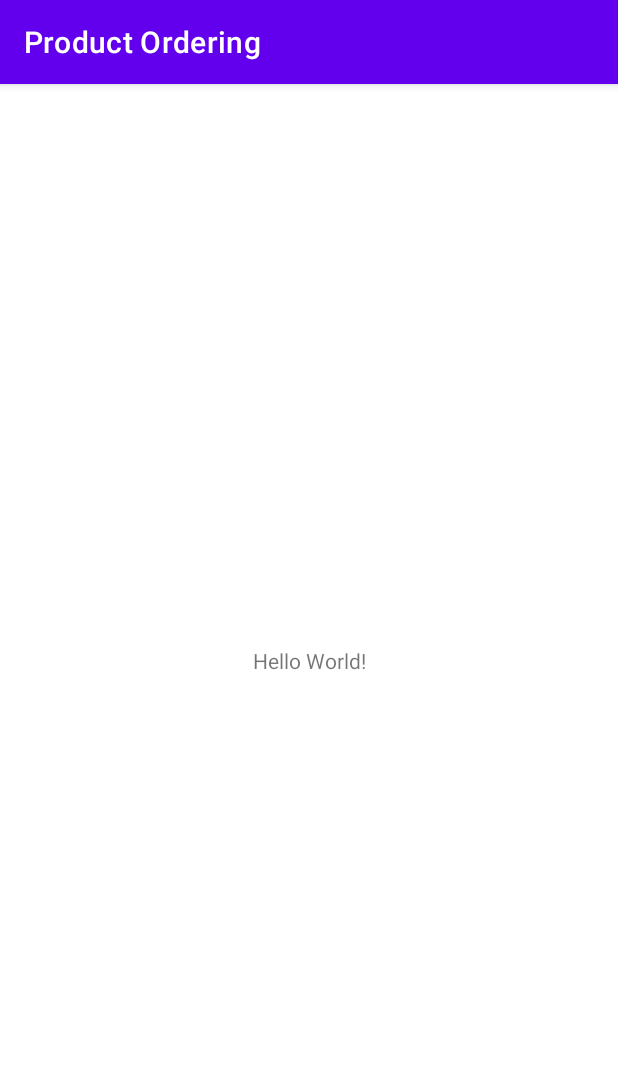
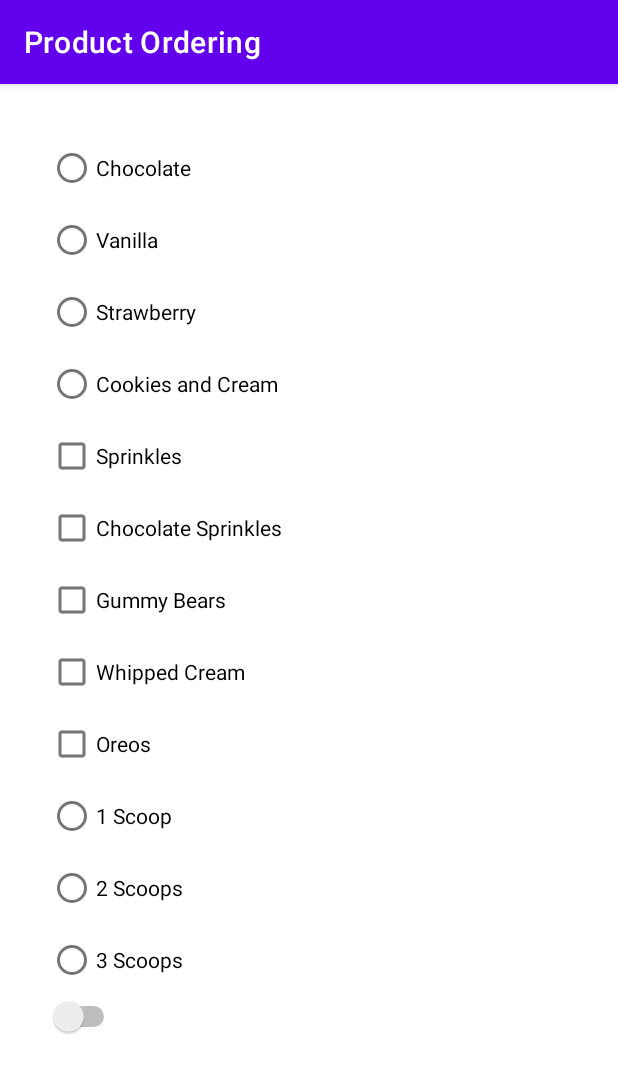
Before and after one commit to Shadowninja957/COMP-3606-Assignment-1, an Android app: the screen it shows after launch (MainActivity before the commit, OrderingActivity after it), on a phone screen of 412 x 824 dp. Shown: the top 1073 px of the screen. Run offline under Robolectric (Android 15) with nearby library versions, the phone set to English and light mode, and no system bars.

Commit message:
Added Ordering Layout

```diff
--- a/app/src/main/AndroidManifest.xml
+++ b/app/src/main/AndroidManifest.xml
@@ -10,7 +10,7 @@
         android:supportsRtl="true"
         android:theme="@style/Theme.ProductOrdering">
         <activity
-            android:name=".MainActivity"
+            android:name=".OrderingActivity"
             android:exported="true">
             <intent-filter>
                 <action android:name="android.intent.action.MAIN" />
--- a/app/src/main/java/com/example/productordering/MainActivity.java
+++ b/app/src/main/java/com/example/productordering/OrderingActivity.java
@@ -4,11 +4,11 @@ import androidx.appcompat.app.AppCompatActivity;
 
 import android.os.Bundle;
 
-public class MainActivity extends AppCompatActivity {
+public class OrderingActivity extends AppCompatActivity {
 
     @Override
     protected void onCreate(Bundle savedInstanceState) {
         super.onCreate(savedInstanceState);
-        setContentView(R.layout.activity_main);
+        setContentView(R.layout.activity_ordering);
     }
 }
--- a/app/src/main/res/layout/activity_main.xml
+++ /dev/null
@@ -1,18 +0,0 @@
-<?xml version="1.0" encoding="utf-8"?>
-<androidx.constraintlayout.widget.ConstraintLayout xmlns:android="http://schemas.android.com/apk/res/android"
-    xmlns:app="http://schemas.android.com/apk/res-auto"
-    xmlns:tools="http://schemas.android.com/tools"
-    android:layout_width="match_parent"
-    android:layout_height="match_parent"
-    tools:context=".MainActivity">
-
-    <TextView
-        android:layout_width="wrap_content"
-        android:layout_height="wrap_content"
-        android:text="Hello World!"
-        app:layout_constraintBottom_toBottomOf="parent"
-        app:layout_constraintLeft_toLeftOf="parent"
-        app:layout_constraintRight_toRightOf="parent"
-        app:layout_constraintTop_toTopOf="parent" />
-
-</androidx.constraintlayout.widget.ConstraintLayout>
--- /dev/null
+++ b/app/src/main/res/layout/activity_ordering.xml
@@ -0,0 +1,122 @@
+<?xml version="1.0" encoding="utf-8"?>
+<FrameLayout
+    xmlns:android="http://schemas.android.com/apk/res/android"
+    xmlns:app="http://schemas.android.com/apk/res-auto"
+    xmlns:tools="http://schemas.android.com/tools"
+    android:layout_width="match_parent"
+    android:layout_height="match_parent"
+    android:padding="16dp"
+    tools:context=".OrderingActivity" >
+
+    <ImageView
+        android:layout_width="wrap_content"
+        android:layout_height="wrap_content" />
+
+    <LinearLayout
+        android:layout_width="match_parent"
+        android:layout_height="match_parent"
+        android:orientation="vertical"
+        android:padding="16dp">
+
+        <RadioGroup
+            android:id="@+id/radio_group_flavours"
+            android:layout_width="match_parent"
+            android:layout_height="wrap_content"
+            android:orientation="vertical" >
+
+            <RadioButton
+                android:id="@+id/radio_chocolate"
+                android:layout_width="wrap_content"
+                android:layout_height="wrap_content"
+                android:text="@string/chocolate" />
+
+            <RadioButton
+                android:id="@+id/radio_vanilla"
+                android:layout_width="wrap_content"
+                android:layout_height="wrap_content"
+                android:text="@string/vanilla" />
+
+            <RadioButton
+                android:id="@+id/radio_strawberry"
+                android:layout_width="wrap_content"
+                android:layout_height="wrap_content"
+                android:text="@string/strawberry" />
+
+            <RadioButton
+                android:id="@+id/radio_cookies_cream"
+                android:layout_width="wrap_content"
+                android:layout_height="wrap_content"
+                android:text="@string/cookies_cream" />
+
+        </RadioGroup>
+
+        <CheckBox
+            android:id="@+id/toppings_sprinkles"
+            android:layout_width="wrap_content"
+            android:layout_height="wrap_content"
+            android:text="@string/sprinkles" />
+
+        <CheckBox
+            android:id="@+id/toppings_chocolate_sprinkles"
+            android:layout_width="wrap_content"
+            android:layout_height="wrap_content"
+            android:text="@string/chocolate_sprinkles" />
+
+        <CheckBox
+            android:id="@+id/toppings_gummy_bears"
+            android:layout_width="wrap_content"
+            android:layout_height="wrap_content"
+            android:text="@string/gummy_bears" />
+
+        <CheckBox
+            android:id="@+id/toppings_whipped_cream"
+            android:layout_width="wrap_content"
+            android:layout_height="wrap_content"
+            android:text="@string/whipped_cream" />
+
+        <CheckBox
+            android:id="@+id/toppings_oreos"
+            android:layout_width="wrap_content"
+            android:layout_height="wrap_content"
+            android:text="@string/oreos" />
+
+        <RadioGroup
+            android:id="@+id/radio_group_scoops"
+            android:layout_width="wrap_content"
+            android:layout_height="wrap_content"
+            android:orientation="vertical" >
+
+            <RadioButton
+                android:id="@+id/scoop1"
+                android:layout_width="wrap_content"
+                android:layout_height="wrap_content"
+                android:text="@string/one_scoop" />
+
+            <RadioButton
+                android:id="@+id/scoop2"
+                android:layout_width="wrap_content"
+                android:layout_height="wrap_content"
+                android:text="@string/two_scoops" />
+
+            <RadioButton
+                android:id="@+id/scoop3"
+                android:layout_width="wrap_content"
+                android:layout_height="wrap_content"
+                android:text="@string/three_scoops" />
+
+        </RadioGroup>
+
+        <Switch
+            android:id="@+id/syrup"
+            android:layout_width="wrap_content"
+            android:layout_height="wrap_content"
+            android:textOn="@string/caramel"
+            android:textOff="@string/chocolate_syrup"
+            tools:ignore="UseSwitchCompatOrMaterialXml" />
+
+
+
+
+    </LinearLayout>
+
+</FrameLayout>
--- a/app/src/main/res/values/strings.xml
+++ b/app/src/main/res/values/strings.xml
@@ -1,3 +1,29 @@
 <resources>
     <string name="app_name">Product Ordering</string>
+
+    <!-- Flavours -->
+    <string name="chocolate">Chocolate</string>
+    <string name="vanilla">Vanilla</string>
+    <string name="strawberry">Strawberry</string>
+    <string name="cookies_cream">Cookies and Cream</string>
+
+    <!-- Toppings -->
+    <string name="sprinkles">Sprinkles</string>
+    <string name="chocolate_sprinkles">Chocolate Sprinkles</string>
+    <string name="gummy_bears">Gummy Bears</string>
+    <string name="whipped_cream">Whipped Cream</string>
+    <string name="oreos">Oreos</string>
+
+    <!-- Scoops -->
+    <string name="one_scoop">1 Scoop</string>
+    <string name="two_scoops">2 Scoops</string>
+    <string name="three_scoops">3 Scoops</string>
+
+    <!-- Syrup -->
+    <string name="caramel">Caramel</string>
+    <string name="chocolate_syrup">Chocolate</string>
+
+    <!-- Buttons -->
+    <string name="add_to_cart">Add to Cart</string>
+    <string name="complete_order">Complete Order</string>
 </resources>
```
